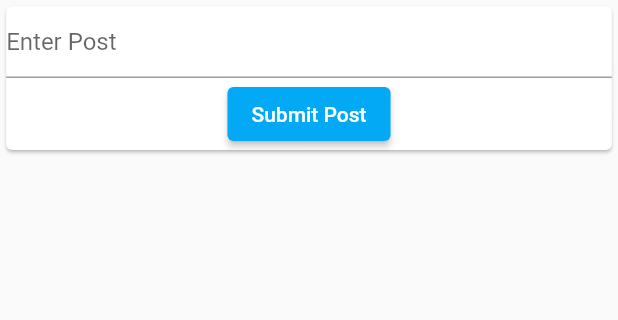
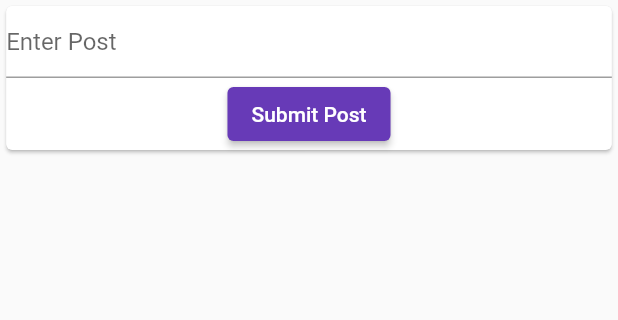
Before and after one commit to amahi2001/Hunter-Anonymous, a Flutter app: the screen it shows after launch, on a phone screen of 412 x 824 dp, the part 90-410 px from its top. Run offline on Flutter 3.47's test engine with Material 2 defaults, Android fonts, the phone set to English and light mode, and no system bars; our stand-ins replace cloud_firestore, firebase_core, google_fonts; missing offline and left inert: dart:html; accounts and stored records are empty; Roboto replaces fonts that are missing (Neuton); statements that could not run were skipped.

Commit message:
modified scrollbar color

```diff
--- a/blog/lib/main.dart
+++ b/blog/lib/main.dart
@@ -19,8 +19,11 @@ class Body extends StatelessWidget {
       debugShowCheckedModeBanner: false,
       title: 'Anonymous blog', //title of the tab
       theme: ThemeData(
-          primarySwatch: Colors.lightBlue,
-          textTheme: GoogleFonts.neutonTextTheme(Theme.of(context).textTheme)),
+          primarySwatch: Colors.deepPurple,
+          textTheme: GoogleFonts.neutonTextTheme(Theme.of(context).textTheme),
+          scrollbarTheme: ScrollbarThemeData(
+            thumbColor: MaterialStateProperty.all(Colors.deepPurple.shade300)
+          )),
       home: HomePage(), //this is the home page
     );
   }
```
